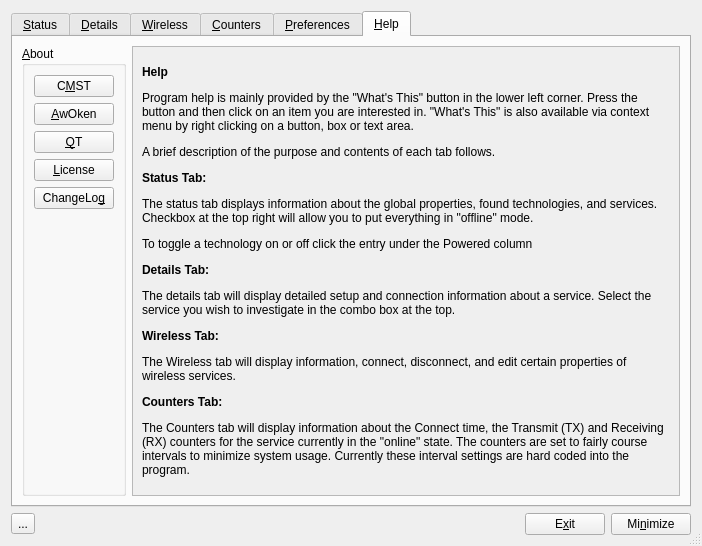
The window that code/control_box/ui/controlbox.ui (andrew-bibb/cmst) describes before a commit, drawn with Qt 5.
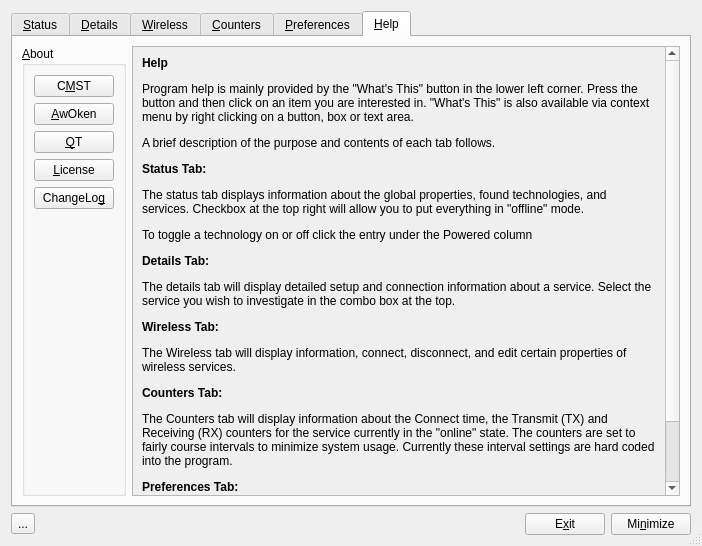
The same window after the commit. The open tabs and pages were chosen to show the change. Icons and pictures are not drawn.

Diff of the .ui file:
```diff
--- a/code/control_box/ui/controlbox.ui
+++ b/code/control_box/ui/controlbox.ui
@@ -984,15 +984,15 @@
            <rect>
             <x>0</x>
             <y>0</y>
-            <width>103</width>
-            <height>1774</height>
+            <width>536</width>
+            <height>550</height>
            </rect>
           </property>
           <layout class="QVBoxLayout" name="verticalLayout_8">
            <item>
             <widget class="QLabel" name="label_help">
              <property name="text">
-              <string>&lt;html&gt;&lt;head/&gt;&lt;body&gt;&lt;p&gt;&lt;span style=&quot; font-weight:600;&quot;&gt;Help&lt;/span&gt;&lt;/p&gt;&lt;p&gt;Program help is mainly provided by the &amp;quot;What's This&amp;quot; button in the lower left corner. Press the button and then click on an item you are interested in. &amp;quot;What's This&amp;quot; is also available via context menu by right clicking on a button, box or text area.&lt;/p&gt;&lt;p&gt;A brief description of the purpose and contents of each tab follows.&lt;/p&gt;&lt;p&gt;&lt;span style=&quot; font-weight:600;&quot;&gt;Status Tab:&lt;/span&gt;&lt;/p&gt;&lt;p&gt;The status tab displays information about the global properties, found technologies, and services. Checkbox at the top right will allow you to put everything in &amp;quot;offline&amp;quot; mode.&lt;/p&gt;&lt;p&gt;To toggle a technology on or off click the entry under the Powered column &lt;/p&gt;&lt;p&gt;&lt;span style=&quot; font-weight:600;&quot;&gt;Details Tab:&lt;/span&gt;&lt;/p&gt;&lt;p&gt;The details tab will display detailed setup and connection information about a service. Select the service you wish to investigate in the combo box at the top.&lt;/p&gt;&lt;p&gt;&lt;span style=&quot; font-weight:600;&quot;&gt;Wireless Tab:&lt;/span&gt;&lt;/p&gt;&lt;p&gt;The Wireless tab will display information, connect, disconnect, and edit certain properties of wireless services. &lt;/p&gt;&lt;p&gt;&lt;span style=&quot; font-weight:600;&quot;&gt;Counters Tab:&lt;/span&gt;&lt;/p&gt;&lt;p&gt;The Counters tab will display information about the Connect time, the Transmit (TX) and Receiving (RX) counters for the service currently in the &amp;quot;online&amp;quot; state. The counters are set to fairly course intervals to minimize system usage. Currently these interval settings are hard coded into the program. &lt;/p&gt;&lt;/body&gt;&lt;/html&gt;</string>
+              <string>&lt;html&gt;&lt;head/&gt;&lt;body&gt;&lt;p&gt;&lt;span style=&quot; font-weight:600;&quot;&gt;Help&lt;/span&gt;&lt;/p&gt;&lt;p&gt;Program help is mainly provided by the &amp;quot;What's This&amp;quot; button in the lower left corner. Press the button and then click on an item you are interested in. &amp;quot;What's This&amp;quot; is also available via context menu by right clicking on a button, box or text area.&lt;/p&gt;&lt;p&gt;A brief description of the purpose and contents of each tab follows.&lt;/p&gt;&lt;p&gt;&lt;span style=&quot; font-weight:600;&quot;&gt;Status Tab:&lt;/span&gt;&lt;/p&gt;&lt;p&gt;The status tab displays information about the global properties, found technologies, and services. Checkbox at the top right will allow you to put everything in &amp;quot;offline&amp;quot; mode.&lt;/p&gt;&lt;p&gt;To toggle a technology on or off click the entry under the Powered column &lt;/p&gt;&lt;p&gt;&lt;span style=&quot; font-weight:600;&quot;&gt;Details Tab:&lt;/span&gt;&lt;/p&gt;&lt;p&gt;The details tab will display detailed setup and connection information about a service. Select the service you wish to investigate in the combo box at the top.&lt;/p&gt;&lt;p&gt;&lt;span style=&quot; font-weight:600;&quot;&gt;Wireless Tab:&lt;/span&gt;&lt;/p&gt;&lt;p&gt;The Wireless tab will display information, connect, disconnect, and edit certain properties of wireless services. &lt;/p&gt;&lt;p&gt;&lt;span style=&quot; font-weight:600;&quot;&gt;Counters Tab:&lt;/span&gt;&lt;/p&gt;&lt;p&gt;The Counters tab will display information about the Connect time, the Transmit (TX) and Receiving (RX) counters for the service currently in the &amp;quot;online&amp;quot; state. The counters are set to fairly course intervals to minimize system usage. Currently these interval settings are hard coded into the program. &lt;/p&gt;&lt;p&gt;&lt;span style=&quot; font-weight:600;&quot;&gt;Preferences Tab:&lt;/span&gt;&lt;/p&gt;&lt;p&gt;The preferences tab will allow you to change some aspects of the GUI. &lt;/p&gt;&lt;p&gt;&lt;br/&gt;&lt;/p&gt;&lt;/body&gt;&lt;/html&gt;</string>
              </property>
              <property name="wordWrap">
               <bool>true</bool>
```
